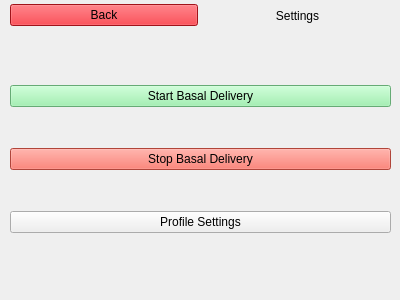
Old version of the form screensettings.ui in the repository KassemT76/COMP3004Team58Project.
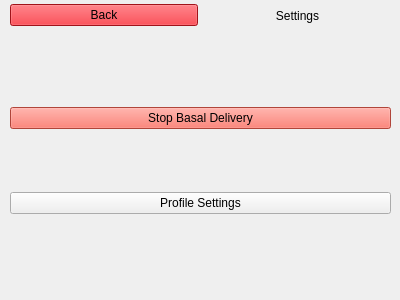
New version of the form.

```diff
--- a/screensettings.ui
+++ b/screensettings.ui
@@ -494,455 +494,6 @@
     </rect>
    </property>
    <layout class="QVBoxLayout" name="verticalLayout">
-    <item>
-     <widget class="QPushButton" name="startDeliveryButton">
-      <property name="palette">
-       <palette>
-        <active>
-         <colorrole role="WindowText">
-          <brush brushstyle="SolidPattern">
-           <color alpha="255">
-            <red>0</red>
-            <green>0</green>
-            <blue>0</blue>
-           </color>
-          </brush>
-         </colorrole>
-         <colorrole role="Button">
-          <brush brushstyle="SolidPattern">
-           <color alpha="255">
-            <red>143</red>
-            <green>240</green>
-            <blue>164</blue>
-           </color>
-          </brush>
-         </colorrole>
-         <colorrole role="Light">
-          <brush brushstyle="SolidPattern">
-           <color alpha="255">
-            <red>255</red>
-            <green>255</green>
-            <blue>255</blue>
-           </color>
-          </brush>
-         </colorrole>
-         <colorrole role="Midlight">
-          <brush brushstyle="SolidPattern">
-           <color alpha="255">
-            <red>199</red>
-            <green>247</green>
-            <blue>209</blue>
-           </color>
-          </brush>
-         </colorrole>
-         <colorrole role="Dark">
-          <brush brushstyle="SolidPattern">
-           <color alpha="255">
-            <red>72</red>
-            <green>120</green>
-            <blue>82</blue>
-           </color>
-          </brush>
-         </colorrole>
-         <colorrole role="Mid">
-          <brush brushstyle="SolidPattern">
-           <color alpha="255">
-            <red>95</red>
-            <green>160</green>
-            <blue>109</blue>
-           </color>
-          </brush>
-         </colorrole>
-         <colorrole role="Text">
-          <brush brushstyle="SolidPattern">
-           <color alpha="255">
-            <red>0</red>
-            <green>0</green>
-            <blue>0</blue>
-           </color>
-          </brush>
-         </colorrole>
-         <colorrole role="BrightText">
-          <brush brushstyle="SolidPattern">
-           <color alpha="255">
-            <red>255</red>
-            <green>255</green>
-            <blue>255</blue>
-           </color>
-          </brush>
-         </colorrole>
-         <colorrole role="ButtonText">
-          <brush brushstyle="SolidPattern">
-           <color alpha="255">
-            <red>0</red>
-            <green>0</green>
-            <blue>0</blue>
-           </color>
-          </brush>
-         </colorrole>
-         <colorrole role="Base">
-          <brush brushstyle="SolidPattern">
-           <color alpha="255">
-            <red>255</red>
-            <green>255</green>
-            <blue>255</blue>
-           </color>
-          </brush>
-         </colorrole>
-         <colorrole role="Window">
-          <brush brushstyle="SolidPattern">
-           <color alpha="255">
-            <red>143</red>
-            <green>240</green>
-            <blue>164</blue>
-           </color>
-          </brush>
-         </colorrole>
-         <colorrole role="Shadow">
-          <brush brushstyle="SolidPattern">
-           <color alpha="255">
-            <red>0</red>
-            <green>0</green>
-            <blue>0</blue>
-           </color>
-          </brush>
-         </colorrole>
-         <colorrole role="AlternateBase">
-          <brush brushstyle="SolidPattern">
-           <color alpha="255">
-            <red>199</red>
-            <green>247</green>
-            <blue>209</blue>
-           </color>
-          </brush>
-         </colorrole>
-         <colorrole role="ToolTipBase">
-          <brush brushstyle="SolidPattern">
-           <color alpha="255">
-            <red>255</red>
-            <green>255</green>
-            <blue>220</blue>
-           </color>
-          </brush>
-         </colorrole>
-         <colorrole role="ToolTipText">
-          <brush brushstyle="SolidPattern">
-           <color alpha="255">
-            <red>0</red>
-            <green>0</green>
-            <blue>0</blue>
-           </color>
-          </brush>
-         </colorrole>
-         <colorrole role="PlaceholderText">
-          <brush brushstyle="SolidPattern">
-           <color alpha="128">
-            <red>0</red>
-            <green>0</green>
-            <blue>0</blue>
-           </color>
-          </brush>
-         </colorrole>
-        </active>
-        <inactive>
-         <colorrole role="WindowText">
-          <brush brushstyle="SolidPattern">
-           <color alpha="255">
-            <red>0</red>
-            <green>0</green>
-            <blue>0</blue>
-           </color>
-          </brush>
-         </colorrole>
-         <colorrole role="Button">
-          <brush brushstyle="SolidPattern">
-           <color alpha="255">
-            <red>143</red>
-            <green>240</green>
-            <blue>164</blue>
-           </color>
-          </brush>
-         </colorrole>
-         <colorrole role="Light">
-          <brush brushstyle="SolidPattern">
-           <color alpha="255">
-            <red>255</red>
-            <green>255</green>
-            <blue>255</blue>
-           </color>
-          </brush>
-         </colorrole>
-         <colorrole role="Midlight">
-          <brush brushstyle="SolidPattern">
-           <color alpha="255">
-            <red>199</red>
-            <green>247</green>
-            <blue>209</blue>
-           </color>
-          </brush>
-         </colorrole>
-         <colorrole role="Dark">
-          <brush brushstyle="SolidPattern">
-           <color alpha="255">
-            <red>72</red>
-            <green>120</green>
-            <blue>82</blue>
-           </color>
-          </brush>
-         </colorrole>
-         <colorrole role="Mid">
-          <brush brushstyle="SolidPattern">
-           <color alpha="255">
-            <red>95</red>
-            <green>160</green>
-            <blue>109</blue>
-           </color>
-          </brush>
-         </colorrole>
-         <colorrole role="Text">
-          <brush brushstyle="SolidPattern">
-           <color alpha="255">
-            <red>0</red>
-            <green>0</green>
-            <blue>0</blue>
-           </color>
-          </brush>
-         </colorrole>
-         <colorrole role="BrightText">
-          <brush brushstyle="SolidPattern">
-           <color alpha="255">
-            <red>255</red>
-            <green>255</green>
-            <blue>255</blue>
-           </color>
-          </brush>
-         </colorrole>
-         <colorrole role="ButtonText">
-          <brush brushstyle="SolidPattern">
-           <color alpha="255">
-            <red>0</red>
-            <green>0</green>
-            <blue>0</blue>
-           </color>
-          </brush>
-         </colorrole>
-         <colorrole role="Base">
-          <brush brushstyle="SolidPattern">
-           <color alpha="255">
-            <red>255</red>
-            <green>255</green>
-            <blue>255</blue>
-           </color>
-          </brush>
-         </colorrole>
-         <colorrole role="Window">
-          <brush brushstyle="SolidPattern">
-           <color alpha="255">
-            <red>143</red>
-            <green>240</green>
-            <blue>164</blue>
-           </color>
-          </brush>
-         </colorrole>
-         <colorrole role="Shadow">
-          <brush brushstyle="SolidPattern">
-           <color alpha="255">
-            <red>0</red>
-            <green>0</green>
-            <blue>0</blue>
-           </color>
-          </brush>
-         </colorrole>
-         <colorrole role="AlternateBase">
-          <brush brushstyle="SolidPattern">
-           <color alpha="255">
-            <red>199</red>
-            <green>247</green>
-            <blue>209</blue>
-           </color>
-          </brush>
-         </colorrole>
-         <colorrole role="ToolTipBase">
-          <brush brushstyle="SolidPattern">
-           <color alpha="255">
-            <red>255</red>
-            <green>255</green>
-            <blue>220</blue>
-           </color>
-          </brush>
-         </colorrole>
-         <colorrole role="ToolTipText">
-          <brush brushstyle="SolidPattern">
-           <color alpha="255">
-            <red>0</red>
-            <green>0</green>
-            <blue>0</blue>
-           </color>
-          </brush>
-         </colorrole>
-         <colorrole role="PlaceholderText">
-          <brush brushstyle="SolidPattern">
-           <color alpha="128">
-            <red>0</red>
-            <green>0</green>
-            <blue>0</blue>
-           </color>
-          </brush>
-         </colorrole>
-        </inactive>
-        <disabled>
-         <colorrole role="WindowText">
-          <brush brushstyle="SolidPattern">
-           <color alpha="255">
-            <red>72</red>
-            <green>120</green>
-            <blue>82</blue>
-           </color>
-          </brush>
-         </colorrole>
-         <colorrole role="Button">
-          <brush brushstyle="SolidPattern">
-           <color alpha="255">
-            <red>143</red>
-            <green>240</green>
-            <blue>164</blue>
-           </color>
-          </brush>
-         </colorrole>
-         <colorrole role="Light">
-          <brush brushstyle="SolidPattern">
-           <color alpha="255">
-            <red>255</red>
-            <green>255</green>
-            <blue>255</blue>
-           </color>
-          </brush>
-         </colorrole>
-         <colorrole role="Midlight">
-          <brush brushstyle="SolidPattern">
-           <color alpha="255">
-            <red>199</red>
-            <green>247</green>
-            <blue>209</blue>
-           </color>
-          </brush>
-         </colorrole>
-         <colorrole role="Dark">
-          <brush brushstyle="SolidPattern">
-           <color alpha="255">
-            <red>72</red>
-            <green>120</green>
-            <blue>82</blue>
-           </color>
-          </brush>
-         </colorrole>
-         <colorrole role="Mid">
-          <brush brushstyle="SolidPattern">
-           <color alpha="255">
-            <red>95</red>
-            <green>160</green>
-            <blue>109</blue>
-           </color>
-          </brush>
-         </colorrole>
-         <colorrole role="Text">
-          <brush brushstyle="SolidPattern">
-           <color alpha="255">
-            <red>72</red>
-            <green>120</green>
-            <blue>82</blue>
-           </color>
-          </brush>
-         </colorrole>
-         <colorrole role="BrightText">
-          <brush brushstyle="SolidPattern">
-           <color alpha="255">
-            <red>255</red>
-            <green>255</green>
-            <blue>255</blue>
-           </color>
-          </brush>
-         </colorrole>
-         <colorrole role="ButtonText">
-          <brush brushstyle="SolidPattern">
-           <color alpha="255">
-            <red>72</red>
-            <green>120</green>
-            <blue>82</blue>
-           </color>
-          </brush>
-         </colorrole>
-         <colorrole role="Base">
-          <brush brushstyle="SolidPattern">
-           <color alpha="255">
-            <red>143</red>
-            <green>240</green>
-            <blue>164</blue>
-           </color>
-          </brush>
-         </colorrole>
-         <colorrole role="Window">
-          <brush brushstyle="SolidPattern">
-           <color alpha="255">
-            <red>143</red>
-            <green>240</green>
-            <blue>164</blue>
-           </color>
-          </brush>
-         </colorrole>
-         <colorrole role="Shadow">
-          <brush brushstyle="SolidPattern">
-           <color alpha="255">
-            <red>0</red>
-            <green>0</green>
-            <blue>0</blue>
-           </color>
-          </brush>
-         </colorrole>
-         <colorrole role="AlternateBase">
-          <brush brushstyle="SolidPattern">
-           <color alpha="255">
-            <red>143</red>
-            <green>240</green>
-            <blue>164</blue>
-           </color>
-          </brush>
-         </colorrole>
-         <colorrole role="ToolTipBase">
-          <brush brushstyle="SolidPattern">
-           <color alpha="255">
-            <red>255</red>
-            <green>255</green>
-            <blue>220</blue>
-           </color>
-          </brush>
-         </colorrole>
-         <colorrole role="ToolTipText">
-          <brush brushstyle="SolidPattern">
-           <color alpha="255">
-            <red>0</red>
-            <green>0</green>
-            <blue>0</blue>
-           </color>
-          </brush>
-         </colorrole>
-         <colorrole role="PlaceholderText">
-          <brush brushstyle="SolidPattern">
-           <color alpha="128">
-            <red>0</red>
-            <green>0</green>
-            <blue>0</blue>
-           </color>
-          </brush>
-         </colorrole>
-        </disabled>
-       </palette>
-      </property>
-      <property name="text">
-       <string>Start Basal Delivery</string>
-      </property>
-     </widget>
-    </item>
     <item>
      <widget class="QPushButton" name="stopDeliveryButton">
       <property name="palette">
```
